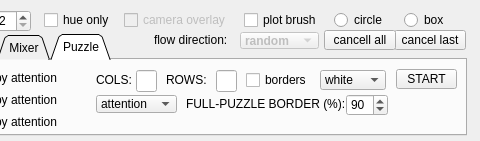
androxim/minddrawplay, file ui/ocvcontrols.ui: the form before one commit; both pictures show x 256 to 736 and y 0 to 141 of the 736 by 141 pixel window.
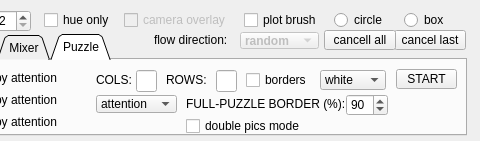
The form after the commit.

The edit to the form file:
```diff
--- a/ui/ocvcontrols.ui
+++ b/ui/ocvcontrols.ui
@@ -1234,6 +1234,19 @@
       </property>
      </item>
     </widget>
+    <widget class="QCheckBox" name="checkBox_24">
+     <property name="geometry">
+      <rect>
+       <x>420</x>
+       <y>56</y>
+       <width>131</width>
+       <height>20</height>
+      </rect>
+     </property>
+     <property name="text">
+      <string>double pics mode</string>
+     </property>
+    </widget>
    </widget>
   </widget>
   <widget class="QLabel" name="label">
```
Left out of the diff: 3 changed lines with no effect on the pictures.
